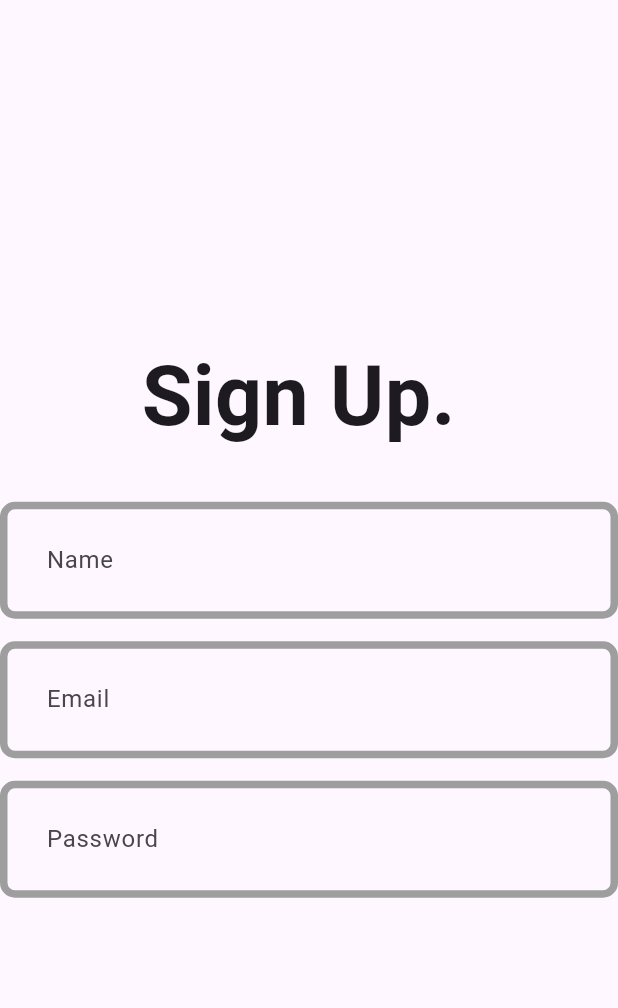
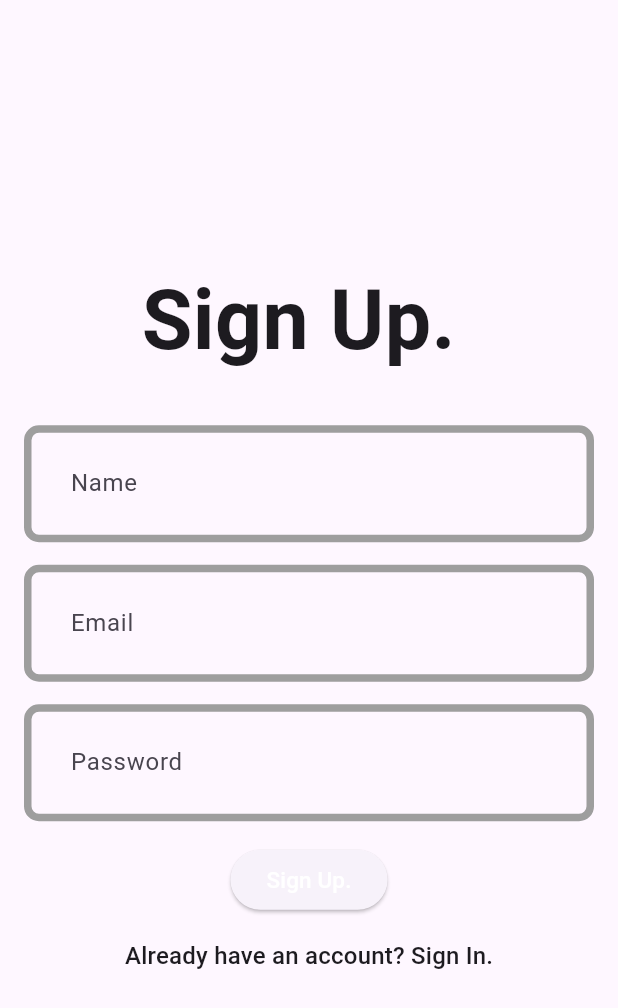
Before and after one commit to samuketema/mytask, a Flutter app: the screen it shows after launch, on a phone screen of 412 x 824 dp. Shown: the top 1008 px of the screen. Run offline on Flutter 3.47's test engine with Material 3 defaults, Android fonts, the phone set to English and light mode, and no system bars.

```diff
--- a/frontend/taskapp/lib/features/auth/pages/signup_page.dart
+++ b/frontend/taskapp/lib/features/auth/pages/signup_page.dart
@@ -9,34 +9,83 @@ class SignupPage extends StatefulWidget {
 
 class _SignupPageState extends State<SignupPage> {
   final emailcontroller = TextEditingController();
+  final passwordcontroller = TextEditingController();
+  final namecontroller = TextEditingController();
+  final formkey =GlobalKey<FormState>();
+
+  void signUpUser(){
+    if (formkey.currentState!.validate()) {
+
+    }
+  }
   @override
   Widget build(BuildContext context) {
     return Scaffold(
-      body: Column(
+      body: Padding(
+        padding: const EdgeInsets.all(16),
+        child: Form(
+          key: formkey,
+          child: Column(
             mainAxisAlignment: MainAxisAlignment.center,
             children: [
+              const Text(
+                "Sign Up. ",
+                style: TextStyle(fontSize: 55, fontWeight: FontWeight.bold),
+              ),
+              SizedBox(height: 30),
+              TextFormField(
+                controller: namecontroller,
+                decoration: InputDecoration(hintText: "Name"),
+                validator: (value) {
+                  if (value == null || value.trim().isEmpty) {
+                    return "Name field can not be empty";
 
-          const Text("Sign Up. ",style: TextStyle(fontSize: 55, fontWeight: FontWeight.bold),),
-          SizedBox(height: 30,),
-          TextFormField(controller: emailcontroller,
-          decoration: InputDecoration(
-            hintText: "Name"
+                  }
+                },
+              ),
+              SizedBox(height: 15),
+              TextFormField(
+                controller: emailcontroller,
+                decoration: InputDecoration(hintText: "Email"),
+                validator: (value) {
+                  if (value == null || value.trim().isEmpty) {
+                    return "Name field can not be empty";
+
+                  } return null;
+                },
+              ),
+              SizedBox(height: 15),
+              TextFormField(
+                controller: passwordcontroller,
+                decoration: InputDecoration(hintText: "Password"),
+                validator: (value) {
+                  if (value == null || value.trim().isEmpty) {
+                    return "Name field can not be empty";
+
+                  } return null;
+                },
+              ),
+              SizedBox(height: 15),
+              ElevatedButton(
+                onPressed: signUpUser,
+                child: Text(
+                  "Sign Up.",
+                  style: TextStyle(fontSize: 15, color: Colors.white),
                 ),
               ),
-          SizedBox(height: 15,),
-          TextFormField(controller: emailcontroller,
-          decoration: InputDecoration(
-            hintText: "Email"
+              SizedBox(height: 15),
+              RichText(
+
+                text: TextSpan(
+
+                  text: "Already have an account? ",
+                  style: Theme.of(context).textTheme.titleMedium,
+                  children: [TextSpan(text: 'Sign In.')],
                 ),
               ),
-          SizedBox(height: 15,),
-          TextFormField(controller: emailcontroller,
-          decoration: InputDecoration(
-            hintText: "Password"
+            ],
           ),
         ),
-
-        ],
       ),
     );
   }
```
Lines whose indentation alone changed are shown as unchanged.
